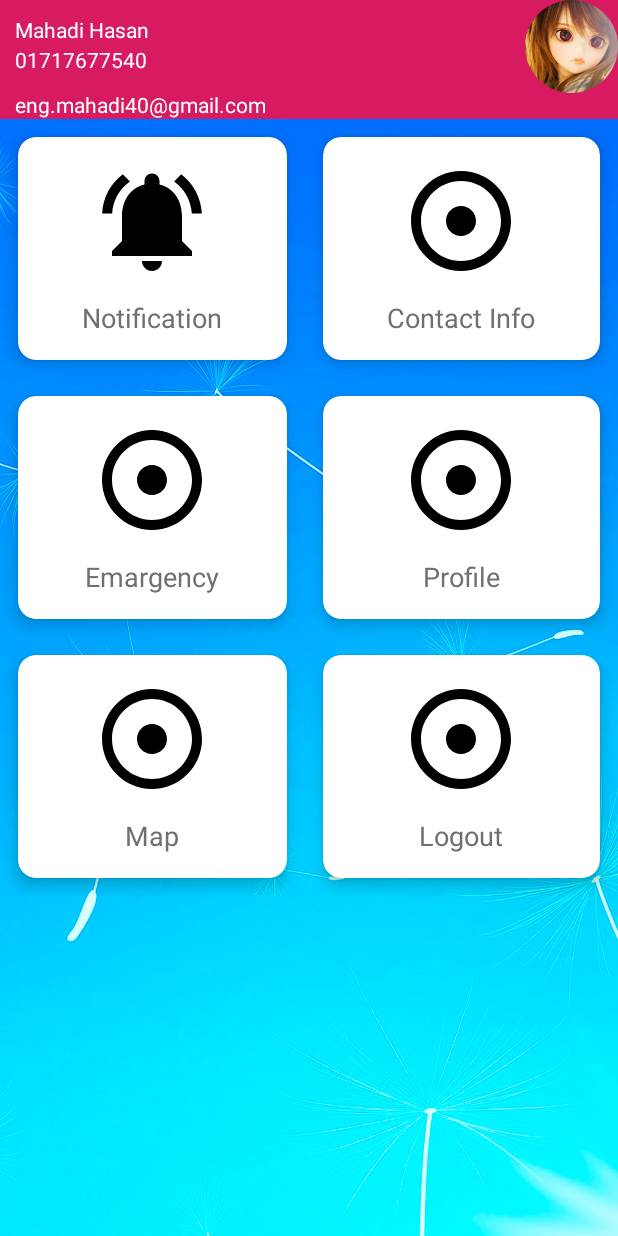
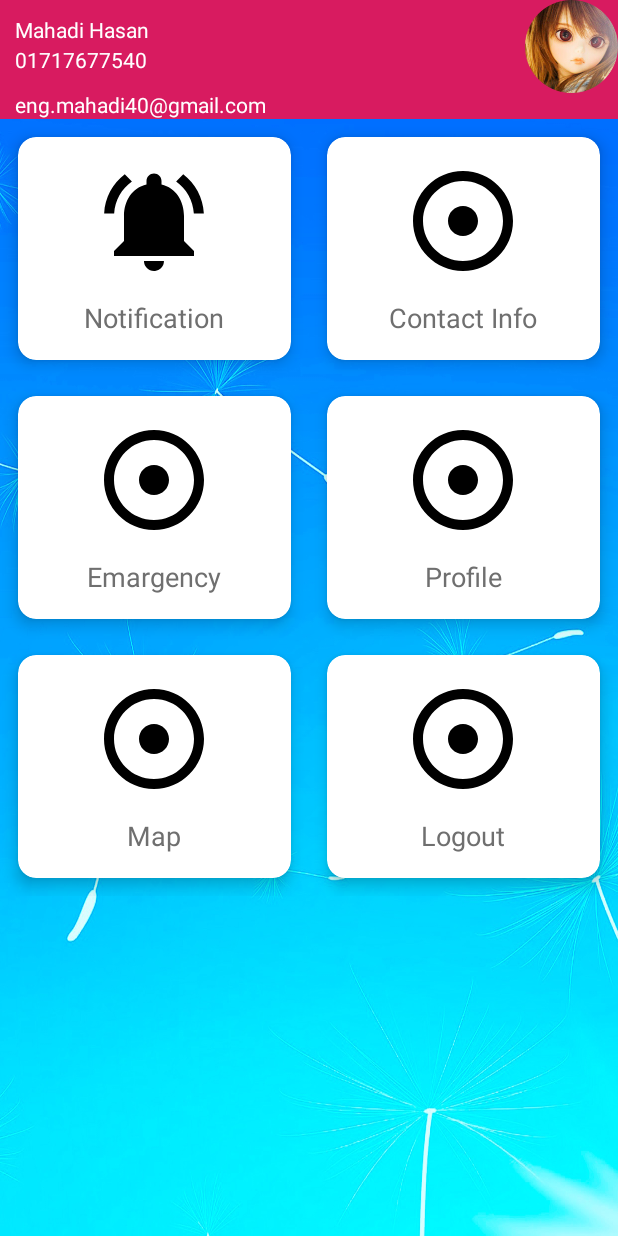
Before and after one commit to codermahadi/contactManagmentSystemAndroidApp, an Android app: the layout activity_main.xml on its own in the app's theme, with its tools: preview values and no code run, on a phone screen of 412 x 824 dp. Run offline under Robolectric (Android 15) with nearby library versions, the phone set to English and light mode, and no system bars.

```diff
--- a/app/src/main/res/layout/activity_main.xml
+++ b/app/src/main/res/layout/activity_main.xml
@@ -19,11 +19,11 @@
 
 
             <TextView
-                android:layout_marginTop="10dp"
-                android:layout_marginLeft="10dp"
                 android:id="@+id/uname"
                 android:layout_width="wrap_content"
                 android:layout_height="wrap_content"
+                android:layout_marginLeft="10dp"
+                android:layout_marginTop="10dp"
                 android:text="Mahadi Hasan"
                 android:textColor="#ffffff" />
 
@@ -31,8 +31,8 @@
                 android:id="@+id/p_number"
                 android:layout_width="wrap_content"
                 android:layout_height="wrap_content"
+                android:layout_marginLeft="10dp"
                 android:layout_marginTop="30dp"
-                android:layout_marginLeft="10dp"
                 android:text="01717677540"
                 android:textColor="#ffffff" />
 
@@ -40,8 +40,8 @@
                 android:id="@+id/email"
                 android:layout_width="wrap_content"
                 android:layout_height="wrap_content"
+                android:layout_marginLeft="10dp"
                 android:layout_marginTop="60dp"
-                android:layout_marginLeft="10dp"
                 android:text="eng.mahadi40@gmail.com"
                 android:textColor="#ffffff" />
 
@@ -55,7 +55,7 @@
 
         <GridLayout
             android:layout_width="match_parent"
-            android:layout_height="wrap_content"
+            android:layout_height="match_parent"
             android:alignmentMode="alignMargins"
             android:columnCount="2"
             android:columnOrderPreserved="false"
@@ -63,10 +63,11 @@
 
             <android.support.v7.widget.CardView
                 android:id="@+id/notification"
+                android:layout_width="0dp"
+                android:layout_rowWeight="1"
+                android:layout_columnWeight="1"
                 android:layout_gravity="fill"
-                android:layout_columnWeight="1"
                 android:layout_margin="12dp"
-                android:layout_rowWeight="1"
                 app:cardCornerRadius="12dp"
                 app:cardElevation="6dp">
 
@@ -95,10 +96,11 @@
 
             <android.support.v7.widget.CardView
                 android:id="@+id/contact_info"
+                android:layout_width="0dp"
+                android:layout_rowWeight="1"
+                android:layout_columnWeight="1"
                 android:layout_gravity="fill"
-                android:layout_columnWeight="1"
                 android:layout_margin="12dp"
-                android:layout_rowWeight="1"
                 app:cardCornerRadius="12dp"
                 app:cardElevation="6dp">
 
@@ -127,11 +129,10 @@
 
             <android.support.v7.widget.CardView
                 android:id="@+id/emargency"
-                android:layout_width="wrap_content"
-                android:layout_height="wrap_content"
+                android:layout_width="0dp"
+                android:layout_rowWeight="1"
                 android:layout_columnWeight="1"
                 android:layout_margin="12dp"
-                android:layout_rowWeight="1"
                 app:cardCornerRadius="12dp"
                 app:cardElevation="6dp">
 
@@ -160,11 +161,10 @@
 
             <android.support.v7.widget.CardView
                 android:id="@+id/profile"
-                android:layout_width="wrap_content"
-                android:layout_height="wrap_content"
+                android:layout_width="0dp"
+                android:layout_rowWeight="1"
                 android:layout_columnWeight="1"
                 android:layout_margin="12dp"
-                android:layout_rowWeight="1"
                 app:cardCornerRadius="12dp"
                 app:cardElevation="6dp">
 
@@ -190,13 +190,13 @@
                 </LinearLayout>
 
             </android.support.v7.widget.CardView>
+
             <android.support.v7.widget.CardView
                 android:id="@+id/maps"
-                android:layout_width="wrap_content"
-                android:layout_height="wrap_content"
+                android:layout_width="0dp"
+                android:layout_rowWeight="1"
                 android:layout_columnWeight="1"
                 android:layout_margin="12dp"
-                android:layout_rowWeight="1"
                 app:cardCornerRadius="12dp"
                 app:cardElevation="6dp">
 
@@ -225,11 +225,10 @@
 
             <android.support.v7.widget.CardView
                 android:id="@+id/logout"
-                android:layout_width="wrap_content"
-                android:layout_height="wrap_content"
+                android:layout_width="0dp"
+                android:layout_rowWeight="1"
                 android:layout_columnWeight="1"
                 android:layout_margin="12dp"
-                android:layout_rowWeight="1"
                 app:cardCornerRadius="12dp"
                 app:cardElevation="6dp">
 
```
Also changed, not shown: app/src/main/java/com/example/contactmanagementsystem/EmargencyContact.java (+7 -2 lines), app/src/main/java/com/example/contactmanagementsystem/adapters/ViewPageAdapter.java (+3 -4 lines), app/src/main/res/layout/medical_frmt.xml (+10 -1 lines).
